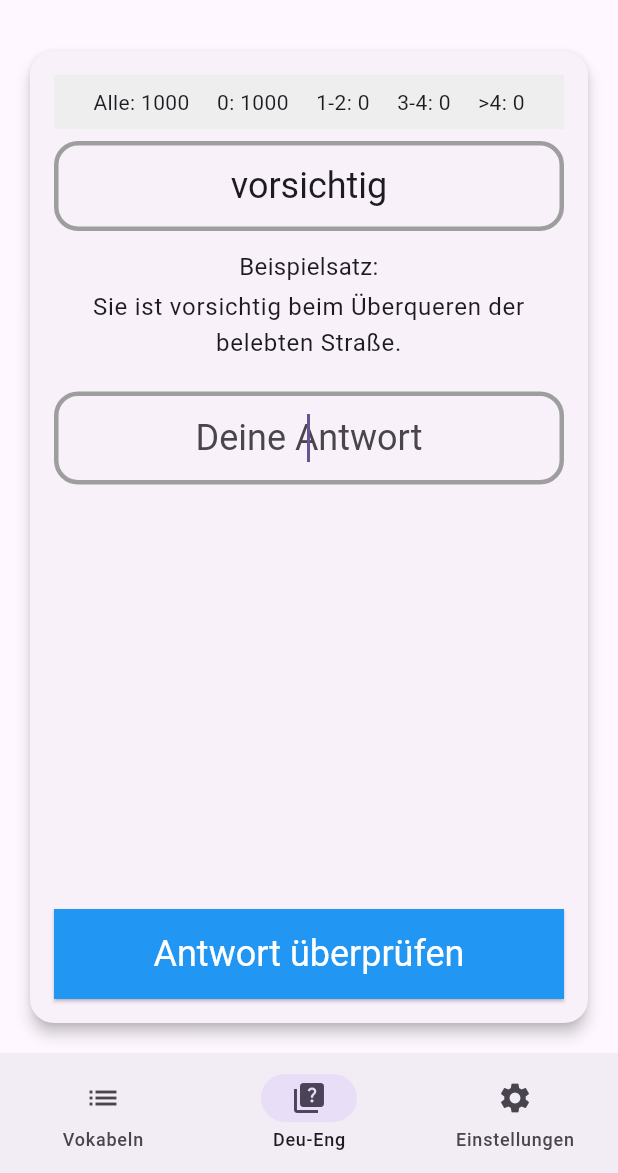
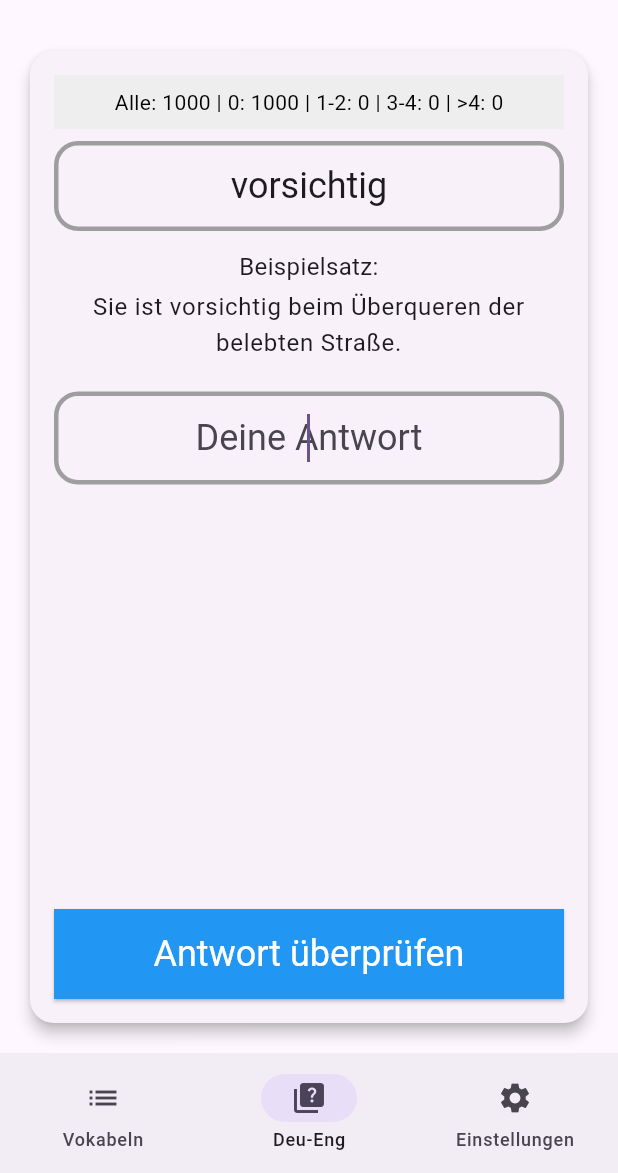
Before and after one commit to frankcgn/franks_flutter_quiz, a Flutter app: the HomePage screen opened directly with empty values, on a phone screen of 412 x 824 dp, the part 63-1236 px from its top. Run offline on Flutter 3.47's test engine with Material 3 defaults, Android fonts, the phone set to English and light mode, and no system bars; drawn by our look-alikes of auto_size_text; our stand-ins replace flutter_tts.

Commit message:
Statusbar im Darkmode angepasst

```diff
--- a/projects/franks_flutter_quiz/lib/pages/quiz_page.dart
+++ b/projects/franks_flutter_quiz/lib/pages/quiz_page.dart
@@ -188,6 +188,9 @@ class _QuizPageState extends State<QuizPage> {
     final String expectedAnswer = askGerman ? currentVoc.english : currentVoc.german;
     const double containerHeight = 60.0;
 
+    // Darkmode prüfen
+    final bool darkMode = widget.settings.darkMode;
+
     // Fragecontainer mit AutoSizeText
     final Widget questionContainer = Container(
       height: containerHeight,
@@ -212,18 +215,37 @@ class _QuizPageState extends State<QuizPage> {
         : Colors.grey;
 
     final Map<String, int> stats = _computeStats();
+
+    // Statusbar mit Querstrichen zwischen den Einträgen.
+    final List<Widget> statusWidgets = [];
+    final List<String> statusTexts = [
+      'Alle: ${stats['total']}',
+      '0: ${stats['0']}',
+      '1-2: ${stats['1-2']}',
+      '3-4: ${stats['3-4']}',
+      '>4: ${stats['>4']}'
+    ];
+    for (int i = 0; i < statusTexts.length; i++) {
+      statusWidgets.add(Text(
+        statusTexts[i],
+        style: TextStyle(color: darkMode ? Colors.white : Colors.black),
+      ));
+      if (i < statusTexts.length - 1) {
+        statusWidgets.add(Text(
+          ' | ',
+          style: TextStyle(color: darkMode ? Colors.white : Colors.black),
+        ));
+      }
+    }
     final Widget statusBar = Container(
       padding: const EdgeInsets.all(8.0),
-      color: Colors.grey[200],
+      decoration: BoxDecoration(
+        color: darkMode ? Colors.black : Colors.grey[200],
+        border: darkMode ? Border.all(color: Colors.grey) : null,
+      ),
       child: Row(
-        mainAxisAlignment: MainAxisAlignment.spaceEvenly,
-        children: [
-          Text('Alle: ${stats['total']}'),
-          Text('0: ${stats['0']}'),
-          Text('1-2: ${stats['1-2']}'),
-          Text('3-4: ${stats['3-4']}'),
-          Text('>4: ${stats['>4']}'),
-        ],
+        mainAxisAlignment: MainAxisAlignment.center,
+        children: statusWidgets,
       ),
     );
 
@@ -277,7 +299,6 @@ class _QuizPageState extends State<QuizPage> {
               .textTheme
               .headlineSmall
               ?.copyWith(color: inputBorderColor),
-          maxLines: 1,
           textAlign: TextAlign.center,
         ),
       ),
@@ -302,7 +323,7 @@ class _QuizPageState extends State<QuizPage> {
       ),
     );
 
-    // Lautsprechersymbol-Button für die Vokabel und den Beispielsatz sollen nebeneinander dargestellt werden.
+    // Lautsprechersymbol-Buttons in einer Zeile: Linker Button für die Vokabel, rechter für den Beispielsatz.
     final Widget speakButtonsRow = showExample
         ? Row(
       mainAxisAlignment: MainAxisAlignment.center,
@@ -334,7 +355,7 @@ class _QuizPageState extends State<QuizPage> {
     )
         : const SizedBox();
 
-    // Gesamtlayout: Oberer Bereich (scrollbar) und fixierter Action-Button am unteren Rand.
+    // Gesamtlayout: Oberer (scrollbarer) Bereich und fixierter Action-Button am unteren Rand.
     return GestureDetector(
       behavior: HitTestBehavior.translucent,
       child: Padding(
```
